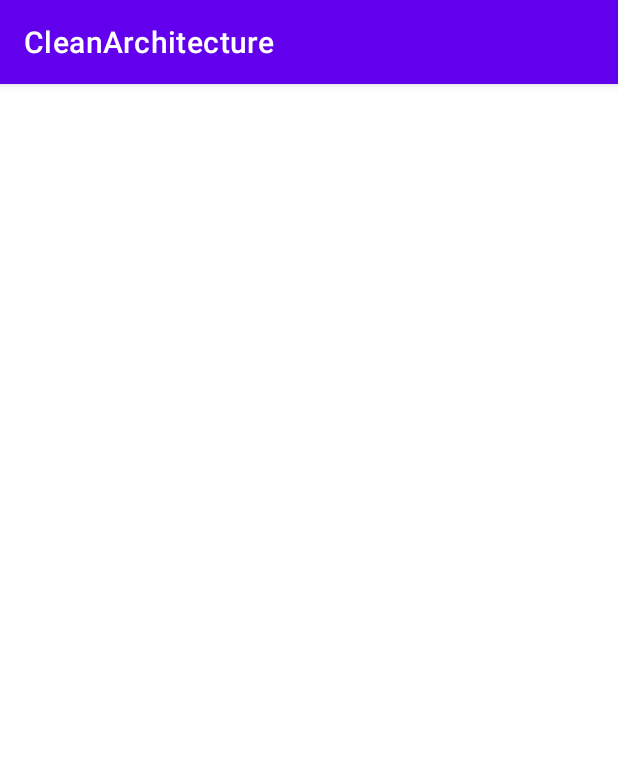
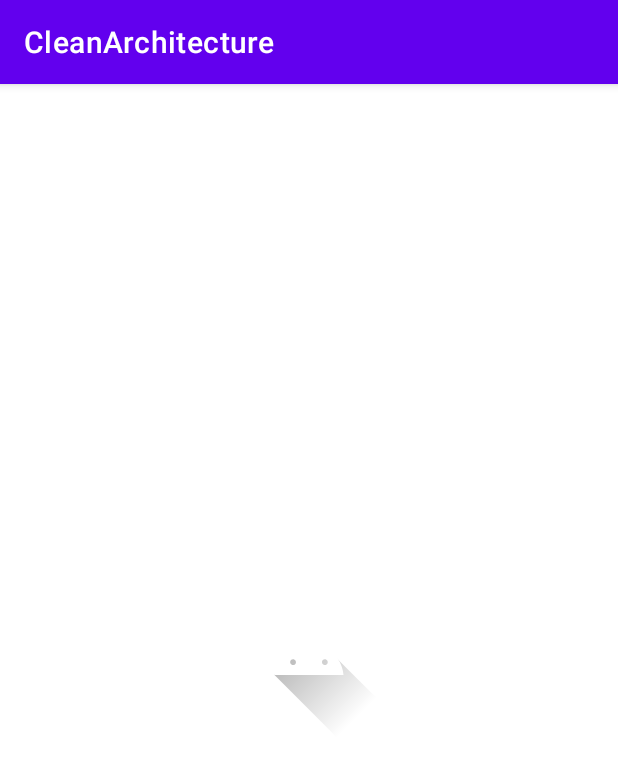
Before and after one commit to bimalgharagithubprofile/CleanArchitectureAndroid, an Android app: the SplashActivity screen opened directly, with no data from a screen before it, on a phone screen of 412 x 824 dp. Shown: the top 764 px of the screen. Run offline under Robolectric (Android 15) with nearby library versions, the phone set to English and light mode, and no system bars; our stand-ins replace Dagger/Hilt's generated code.

Commit message:
adding splash

```diff
--- a/app/src/main/res/layout/activity_splash.xml
+++ b/app/src/main/res/layout/activity_splash.xml
@@ -1,9 +1,9 @@
 <?xml version="1.0" encoding="utf-8"?>
-<androidx.constraintlayout.widget.ConstraintLayout xmlns:android="http://schemas.android.com/apk/res/android"
+<ImageView xmlns:android="http://schemas.android.com/apk/res/android"
     xmlns:app="http://schemas.android.com/apk/res-auto"
-    xmlns:tools="http://schemas.android.com/tools"
+    android:id="@+id/imageView"
     android:layout_width="match_parent"
     android:layout_height="match_parent"
-    tools:context=".presentation.splash.SplashActivity">
-
-</androidx.constraintlayout.widget.ConstraintLayout>
+    android:contentDescription="@null"
+    android:scaleType="centerInside"
+    app:srcCompat="@drawable/ic_launcher_foreground" />
```
